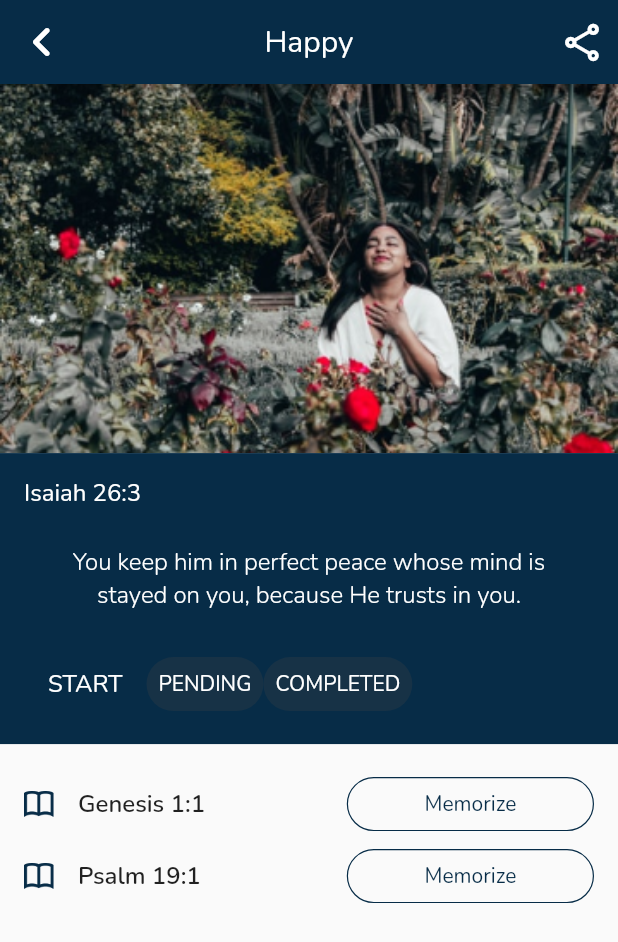
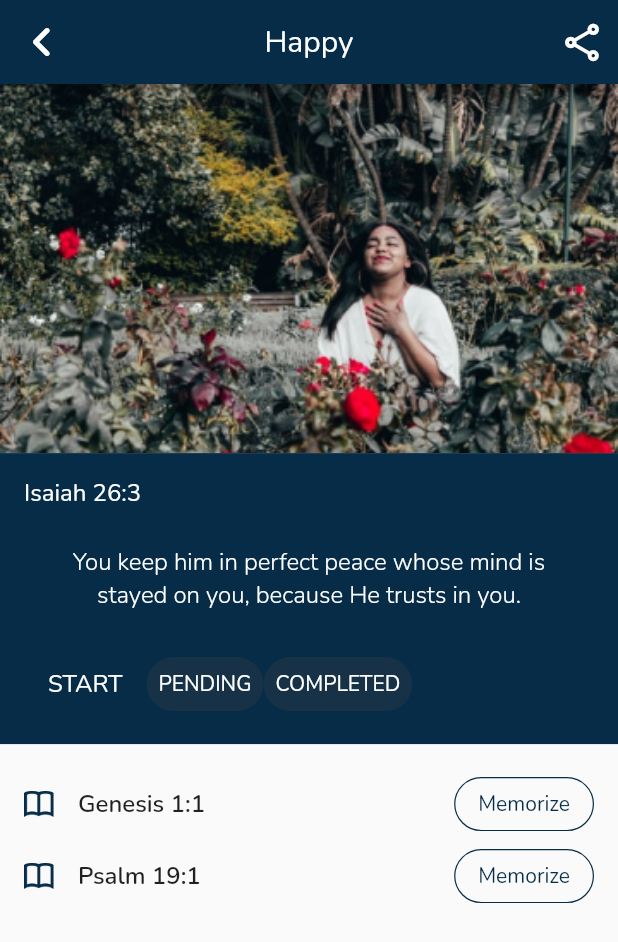
Before and after one commit to MemoryLamp/memorylamp-mobile, a Flutter app: the EmotionsScreen screen opened directly with sample values from the repository, on a phone screen of 412 x 824 dp. Shown: the top 942 px of the screen. Run offline on Flutter 3.47's test engine with Material 2 defaults, Android fonts, the phone set to English and light mode, and no system bars; our stand-ins replace badges, percent_indicator.

Commit message:
remove mlelevatedbutton

```diff
--- a/lib/screens/emotions.dart
+++ b/lib/screens/emotions.dart
@@ -1,12 +1,10 @@
 import 'package:flutter/material.dart';
 import 'package:memory_lamp/helpers/asset_paths.dart';
-import 'package:memory_lamp/helpers/size_mq.dart';
 import 'package:memory_lamp/models/emotion.dart';
 import 'package:memory_lamp/models/verse.dart';
 import 'package:memory_lamp/theming/ml_defaults.dart';
 import 'package:memory_lamp/theming/ml_colors.dart';
 import 'package:memory_lamp/theming/ml_font.dart';
-import 'package:memory_lamp/widgets/buttons/ml_outlined_button.dart';
 import 'package:memory_lamp/widgets/buttons/ml_text_button.dart';
 import 'package:memory_lamp/widgets/compound_widgets/labeled_icon.dart';
 
@@ -78,15 +76,16 @@ class EmotionsScreen extends StatelessWidget {
                 ),
               ),
               Row(
-                children: const [
-                  MLOutlinedButton(
-                    child: Text(
+                children: [
+                  OutlinedButton(
+                    onPressed: () => {},
+                    child: const Text(
                       "START",
                       style: MLFont.mediumWhite,
                     ),
                   ),
-                  MLTextButton(child: Text("PENDING")),
-                  MLTextButton(child: Text("COMPLETED")),
+                  const MLTextButton(child: Text("PENDING")),
+                  const MLTextButton(child: Text("COMPLETED")),
                 ],
               )
             ],
@@ -117,8 +116,7 @@ class EmotionsScreen extends StatelessWidget {
                 ),
               ),
               const Spacer(),
-              MLOutlinedButton(
-                width: SizeMQ.width! * .4,
+              OutlinedButton(
                 child: const Text("Memorize"),
                 onPressed: () => print("nothing here yet"),
               ),
--- a/lib/views/home.dart
+++ b/lib/views/home.dart
@@ -13,7 +13,6 @@ import 'package:memory_lamp/theming/ml_defaults.dart';
 import 'package:memory_lamp/screens/emotions.dart';
 import 'package:memory_lamp/theming/ml_colors.dart';
 import 'package:memory_lamp/theming/ml_font.dart';
-import 'package:memory_lamp/widgets/buttons/ml_outlined_button.dart';
 import 'package:memory_lamp/widgets/buttons/ml_text_button.dart';
 import 'package:memory_lamp/widgets/compound_widgets/labeled_icon.dart';
 import 'package:provider/provider.dart';
@@ -84,7 +83,7 @@ class HomeView extends StatelessWidget {
         builder: (BuildContext context, viewProvider, Widget? child) {
           return Padding(
             padding: const EdgeInsets.all(4.0),
-            child: MLOutlinedButton(
+            child: OutlinedButton(
               onPressed: () => Navigator.pushNamed(
                 context,
                 EmotionsScreen.routeName,
@@ -127,7 +126,7 @@ class HomeView extends StatelessWidget {
                   padding: const EdgeInsets.all(4.0),
                   child: Consumer<ViewProvider>(
                     builder: (context, viewProvider, child) {
-                      return MLOutlinedButton(
+                      return OutlinedButton(
                         onPressed: () {
                           viewProvider.changeView(Views.emotions);
                         },
--- a/lib/widgets/buttons/ml_outlined_button.dart
+++ /dev/null
@@ -1,44 +0,0 @@
-import 'package:flutter/material.dart';
-
-class MLOutlinedButton extends StatelessWidget {
-  final Function()? onPressed;
-  final Color? backgroundColor;
-  final BorderRadius? borderRadius;
-  final double? borderWidth;
-  final Color? outlineColor;
-  final Widget child;
-  final EdgeInsets padding;
-  final double? width;
-
-  const MLOutlinedButton({
-    this.onPressed,
-    this.backgroundColor,
-    this.borderRadius,
-    this.borderWidth,
-    this.outlineColor,
-    this.padding = EdgeInsets.zero,
-    this.width,
-    required this.child,
-    Key? key,
-  }) : super(key: key);
-
-  @override
-  Widget build(BuildContext context) {
-    return SizedBox(
-      width: width,
-      child: OutlinedButton(
-        onPressed: onPressed,
-        style: OutlinedButton.styleFrom(
-          backgroundColor: backgroundColor,
-          shape: RoundedRectangleBorder(
-            borderRadius: borderRadius ?? BorderRadius.circular(30),
-          ),
-        ),
-        child: Padding(
-          padding: padding,
-          child: child,
-        ),
-      ),
-    );
-  }
-}
```
Also changed, not shown: lib/screens/games/pick_game.dart (+9 -8 lines), lib/views/bookmarks.dart (+11 -10 lines).
